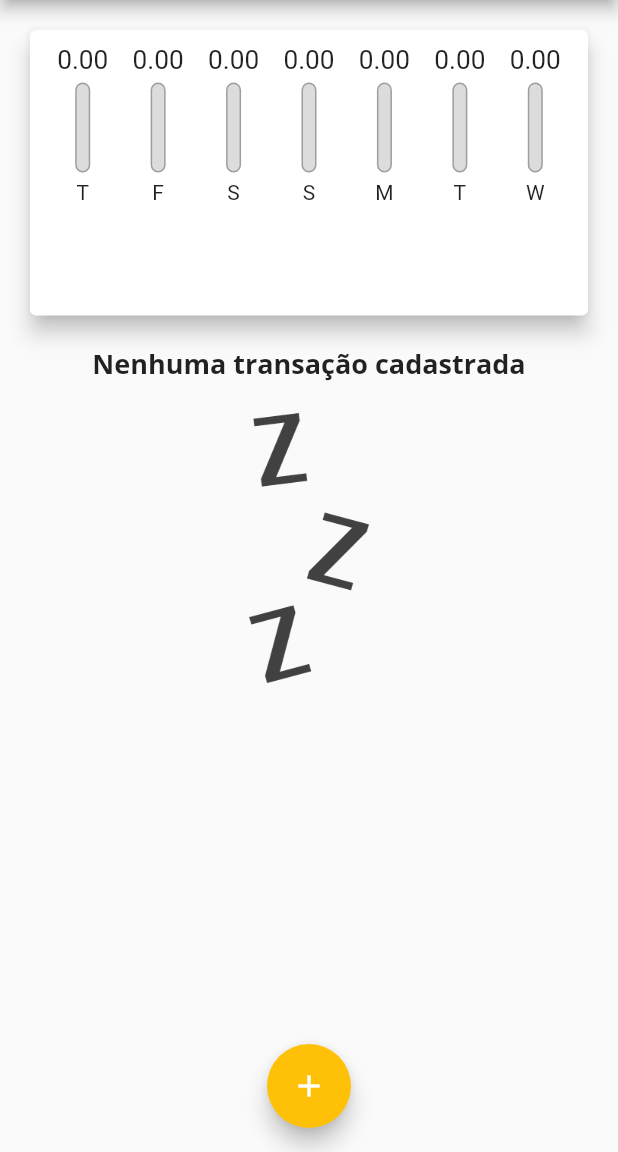
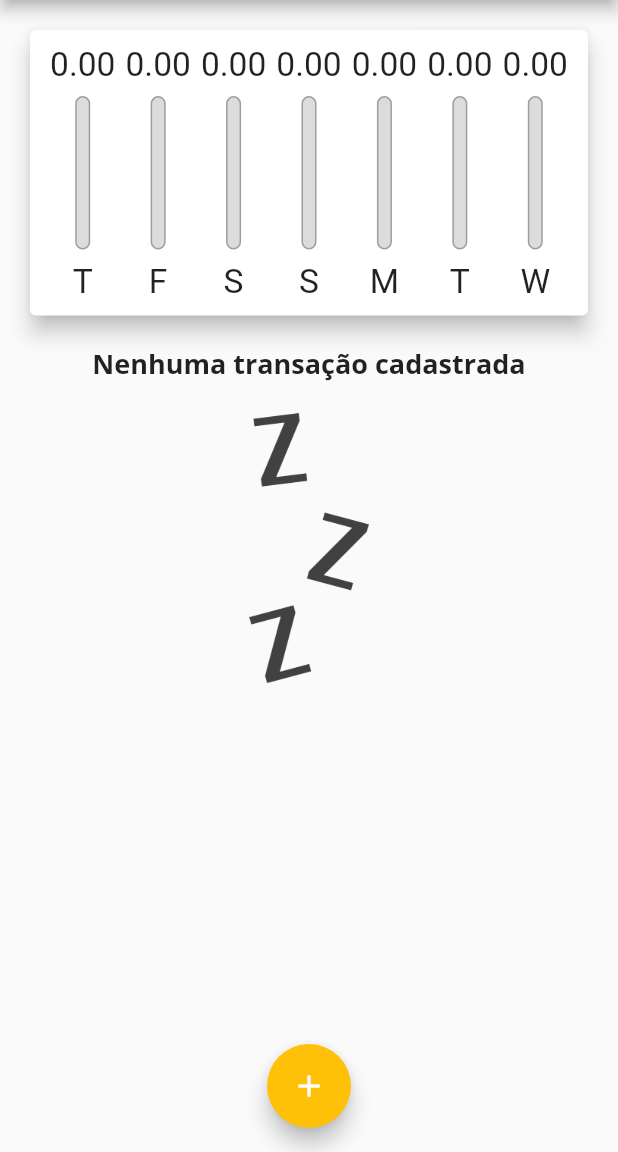
Before and after one commit to markleymsm/expenses, a Flutter app: the screen it shows after launch, on a phone screen of 412 x 824 dp, the part 84-1236 px from its top. Run offline on Flutter 3.47's test engine with Material 2 defaults, Android fonts, the phone set to English and light mode, and no system bars.

Commit message:
Ajuste de responsavidade do chartbar

```diff
--- a/lib/components/chart_bar.dart
+++ b/lib/components/chart_bar.dart
@@ -14,19 +14,21 @@ class ChartBar extends StatelessWidget {
 
   @override
   Widget build(BuildContext context) {
+    return LayoutBuilder(
+      builder: (ctx, constraints) {
         return Column(
           children: [
             SizedBox(
-          height: 20,
+              height: constraints.maxHeight * 0.15,
               child: FittedBox(
                 child: Text(
                   '${value.toStringAsFixed(2)}',
                 ),
               ),
             ),
-        const SizedBox(height: 5),
+            SizedBox(height: constraints.maxHeight * 0.05),
             SizedBox(
-          height: 60,
+              height: constraints.maxHeight * 0.6,
               width: 10,
               child: Stack(
                 alignment: Alignment.bottomCenter,
@@ -51,9 +53,16 @@ class ChartBar extends StatelessWidget {
                 ],
               ),
             ),
-        const SizedBox(height: 5),
-        Text(label),
+            SizedBox(height: constraints.maxHeight * 0.05),
+            SizedBox(
+              height: constraints.maxHeight * 0.15,
+              child: FittedBox(
+                child: Text(label),
+              ),
+            ),
           ],
+        );
+      },
     );
   }
 }
--- a/lib/main.dart
+++ b/lib/main.dart
@@ -115,11 +115,11 @@ class _MyHomePageState extends State<MyHomePage> {
           crossAxisAlignment: CrossAxisAlignment.stretch,
           children: [
             SizedBox(
-              height: availebleHeigth * 0.3,
+              height: availebleHeigth * 0.30,
               child: Chart(_recentTransactions),
             ),
             SizedBox(
-              height: availebleHeigth * 0.7,
+              height: availebleHeigth * 0.70,
               child: TransactionList(_transactions, _removeTransaction),
             )
           ],
```
Lines whose indentation alone changed are shown as unchanged.
